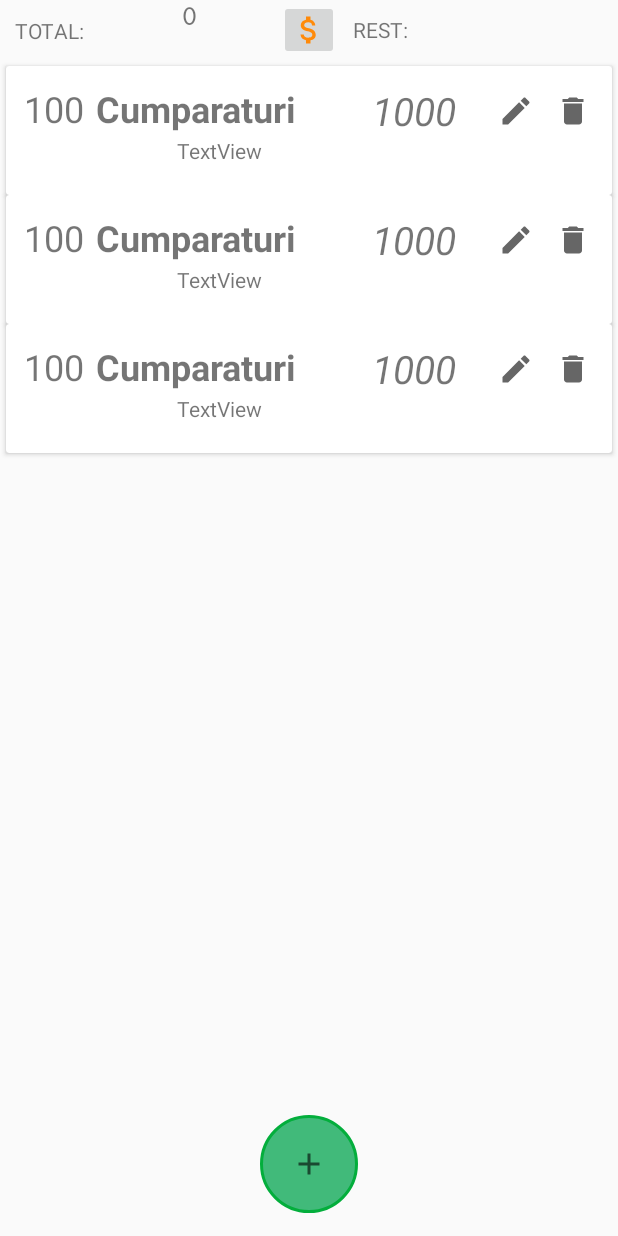
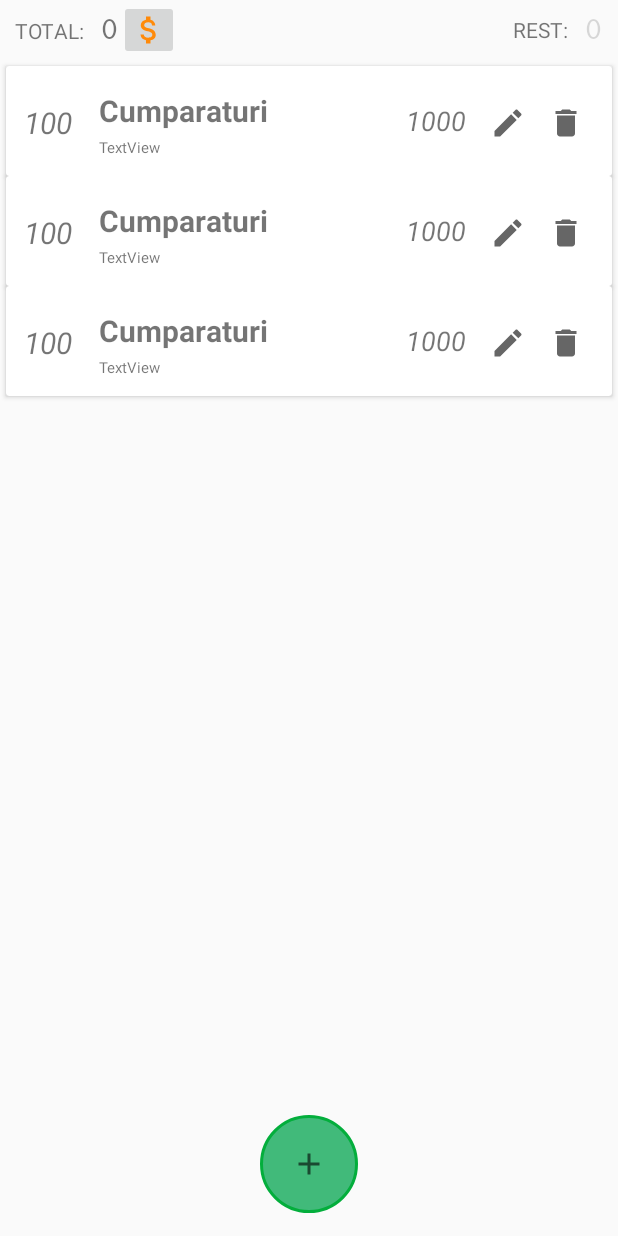
Before and after one commit to meriacre/CashChecker, an Android app: the layout activity_main.xml on its own in the app's theme, with its tools: preview values and no code run, on a phone screen of 412 x 824 dp. Run offline under Robolectric (Android 15) with nearby library versions, the light colour scheme and no system bars.

Commit message:
Fixarea bugurilor de design

```diff
--- a/app/src/main/AndroidManifest.xml
+++ b/app/src/main/AndroidManifest.xml
@@ -9,6 +9,7 @@
         android:roundIcon="@mipmap/ic_launcher_round"
         android:supportsRtl="true"
         android:theme="@style/AppTheme">
+
         <activity android:name=".DisplayActivity" android:parentActivityName=".MainActivity">
 
             <meta-data
@@ -24,6 +25,8 @@
             </intent-filter>
         </activity>
         <activity android:name=".AddItemActivity" />
+
     </application>
+    <uses-permission android:name="android.permission.READ_EXTERNAL_STORAGE" />
 
 </manifest>
--- a/app/src/main/java/md/merit/strangatorul/DBHandler.kt
+++ b/app/src/main/java/md/merit/strangatorul/DBHandler.kt
@@ -131,4 +131,9 @@ class DBHandler(context: Context, name : String?, factory : SQLiteDatabase.Curso
         db.close()
     return result
     }
+
+    fun deleteAllData(){
+       val db = this.writableDatabase
+        db.execSQL("Delete From $TRASACTION_TABLE_NAME")
+    }
 }
--- a/app/src/main/java/md/merit/strangatorul/MyAdapter.kt
+++ b/app/src/main/java/md/merit/strangatorul/MyAdapter.kt
@@ -11,11 +11,9 @@ import android.view.ViewGroup
 import android.widget.TextView
 import android.widget.Toast
 import androidx.recyclerview.widget.RecyclerView
-import kotlinx.android.synthetic.main.add_item.*
 import kotlinx.android.synthetic.main.example_item.view.*
 import kotlinx.android.synthetic.main.lo_transaction_update.view.*
 import java.util.*
-import kotlin.collections.ArrayList
 
 class MyAdapter(context: Context, private val exampleList: ArrayList<ExampleItem>) :
     RecyclerView.Adapter<MyAdapter.MyViewHolder>() {
@@ -68,6 +66,8 @@ class MyAdapter(context: Context, private val exampleList: ArrayList<ExampleItem
                     } else
 
                         Toast.makeText(context, "Error deleting", Toast.LENGTH_SHORT).show()
+                    val i1 = Intent(context, MainActivity::class.java)
+                    context.startActivity(i1)
                 })
                 .setNegativeButton("No", DialogInterface.OnClickListener { dialog, which -> })
                 .setIcon(R.drawable.ic_baseline_warning_24)
@@ -123,6 +123,8 @@ class MyAdapter(context: Context, private val exampleList: ArrayList<ExampleItem
                     } else {
                         Toast.makeText(context, "Error updating", Toast.LENGTH_SHORT).show()
                     }
+                    val i1 = Intent(context, MainActivity::class.java)
+                    context.startActivity(i1)
                 })
                 .setNegativeButton("Cancel", DialogInterface.OnClickListener { dialogInterface, i ->
 
--- a/app/src/main/res/layout/activity_main.xml
+++ b/app/src/main/res/layout/activity_main.xml
@@ -57,15 +57,14 @@
 
         <TextView
             android:id="@+id/edtTotal"
-            android:layout_width="120dp"
+            android:layout_width="wrap_content"
             android:layout_height="40dp"
             android:layout_marginStart="10dp"
             android:backgroundTint="#7EC629"
-            android:ems="10"
+            android:gravity="center_vertical"
             android:fontFamily="serif-monospace"
             android:text="0"
-            android:textAlignment="center"
-            android:textSize="20sp"
+            android:textSize="22sp"
             android:textStyle="bold"
             app:layout_constraintBottom_toBottomOf="parent"
             app:layout_constraintStart_toEndOf="@+id/textView7"
@@ -73,15 +72,15 @@
 
         <TextView
             android:id="@+id/edtRest"
-            android:layout_width="120dp"
+            android:layout_width="wrap_content"
             android:layout_height="40dp"
             android:layout_marginEnd="10dp"
             android:backgroundTint="#7EC629"
-            android:ems="10"
+            android:gravity="center_vertical"
             android:enabled="false"
+            android:text="0"
             android:fontFamily="serif-monospace"
-            android:textAlignment="center"
-            android:textSize="20sp"
+            android:textSize="22sp"
             android:textStyle="bold"
             app:layout_constraintBottom_toBottomOf="parent"
             app:layout_constraintEnd_toEndOf="parent"
--- a/app/src/main/res/layout/example_item.xml
+++ b/app/src/main/res/layout/example_item.xml
@@ -4,45 +4,56 @@
 
     <RelativeLayout
         android:layout_width="wrap_content"
-        android:layout_height="78dp"
+        android:layout_height="wrap_content"
         android:layout_margin="4dp"
         android:padding="8dp">
 
         <TextView
             android:id="@+id/indexNumber"
-            android:layout_width="40dp"
+            android:layout_width="wrap_content"
             android:layout_height="35dp"
+            android:layout_alignParentTop="true"
+            android:layout_marginTop="8dp"
             android:layout_marginEnd="8dp"
+            android:gravity="center_vertical"
             android:text="100"
-            android:textSize="24sp" />
+            android:textSize="20sp"
+            android:textStyle="italic" />
 
         <TextView
             android:id="@+id/name"
-            android:layout_width="161dp"
+            android:layout_width="wrap_content"
             android:layout_height="wrap_content"
+            android:layout_alignParentTop="true"
+            android:layout_marginTop="4dp"
             android:layout_marginEnd="8dp"
+            android:layout_marginStart="10dp"
             android:layout_toEndOf="@+id/indexNumber"
             android:text="Cumparaturi"
-            android:textSize="24sp"
+            android:textSize="20sp"
             android:textStyle="bold" />
 
         <TextView
             android:id="@+id/price"
-            android:layout_width="85dp"
-            android:layout_height="35dp"
-            android:layout_toEndOf="@+id/name"
-            android:autoSizeTextType="uniform"
+            android:layout_width="wrap_content"
+            android:layout_height="wrap_content"
+            android:layout_alignParentTop="true"
+            android:layout_marginTop="12dp"
+            android:layout_marginEnd="10dp"
+            android:layout_toStartOf="@+id/btnEdit"
+            android:gravity="center_vertical"
             android:text="1000"
-            android:textAlignment="center"
-            android:textSize="16sp"
+            android:textSize="18sp"
             android:textStyle="italic" />
 
         <ImageButton
             android:id="@+id/btnEdit"
             android:layout_width="35dp"
             android:layout_height="35dp"
-            android:layout_marginStart="7dp"
-            android:layout_toEndOf="@+id/price"
+            android:layout_alignParentTop="true"
+            android:layout_marginTop="8dp"
+            android:layout_marginEnd="3dp"
+            android:layout_toStartOf="@+id/btnDelete"
             android:backgroundTint="#FFFFFF"
             android:src="@drawable/ic_edit" />
 
@@ -50,21 +61,22 @@
             android:id="@+id/btnDelete"
             android:layout_width="35dp"
             android:layout_height="35dp"
-            android:layout_marginStart="6dp"
-            android:layout_toEndOf="@+id/btnEdit"
+            android:layout_alignParentTop="true"
+            android:layout_alignParentEnd="true"
+            android:layout_marginTop="8dp"
+            android:layout_marginEnd="1dp"
             android:backgroundTint="#FFFFFF"
             android:src="@drawable/ic_delete" />
 
         <TextView
             android:id="@+id/date"
-            android:layout_width="119dp"
+            android:layout_width="wrap_content"
             android:layout_height="wrap_content"
-            android:layout_alignStart="@+id/indexNumber"
-            android:layout_alignParentEnd="true"
-            android:layout_alignParentBottom="true"
-            android:layout_marginStart="102dp"
-            android:layout_marginEnd="174dp"
-            android:layout_marginBottom="8dp"
+            android:layout_below="@+id/name"
+            android:textSize="10sp"
+            android:layout_alignStart="@+id/name"
+            android:layout_marginStart="0dp"
+            android:layout_marginTop="4dp"
             android:text="TextView" />
 
 
--- a/app/src/main/res/values/colors.xml
+++ b/app/src/main/res/values/colors.xml
@@ -2,5 +2,6 @@
 <resources>
     <color name="colorPrimary">#6200EE</color>
     <color name="colorPrimaryDark">#3700B3</color>
-    <color name="colorAccent">#03DAC5</color>
+    <color name="colorAccent">#ADCAC7</color>
+    <color name="colorBackground">#FFA5BCBA</color>
 </resources>
--- a/app/src/main/res/values/strings.xml
+++ b/app/src/main/res/values/strings.xml
@@ -11,4 +11,8 @@
     <string name="hello_first_fragment">Hello first fragment</string>
     <string name="hello_second_fragment">Hello second fragment. Arg: %1$s</string>
     <string name="adding_transactions">Adding Transactions</string>
+    <string name="name"><u>Name</u>:</string>
+    <string name="description"><u>Description</u>:</string>
+    <string name="date"><u>Date</u>:</string>
+    <string name="price"><u>Price</u>:</string>
 </resources>
```
Also changed, not shown: app/src/main/java/md/merit/strangatorul/MainActivity.kt (+50 -5 lines), app/src/main/res/layout/activity_display.xml (+84 -16 lines), app/src/main/res/menu/menu.xml (added, +10 -0 lines).
